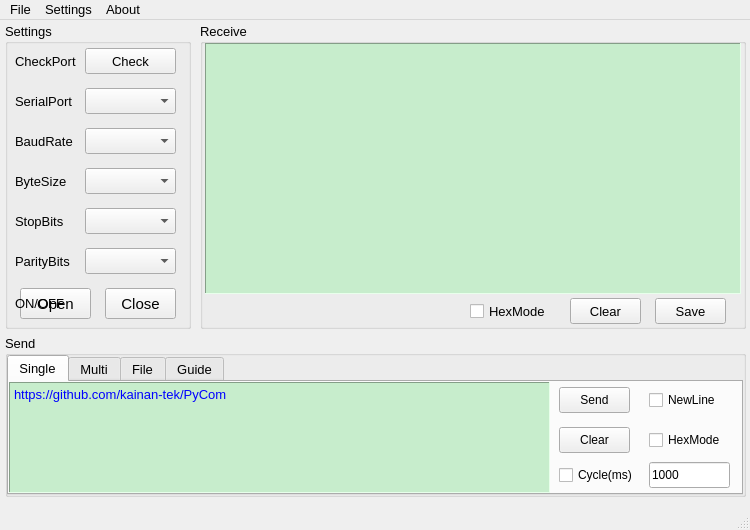
First picture: the form in ui/mainwindow.ui, repository kainan-tek/PyCOM, before the edit.
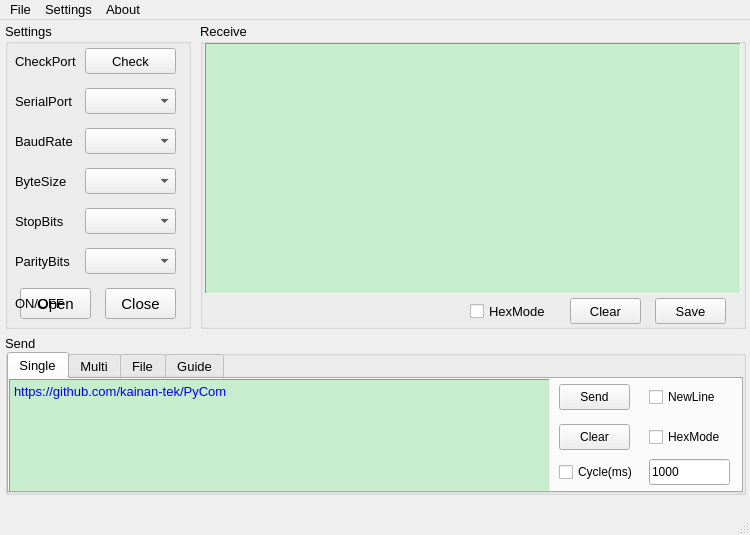
Second picture: the form after the edit.

The edit to the form file:
```diff
--- a/ui/mainwindow.ui
+++ b/ui/mainwindow.ui
@@ -7,7 +7,7 @@
     <x>0</x>
     <y>0</y>
     <width>750</width>
-    <height>530</height>
+    <height>535</height>
    </rect>
   </property>
   <property name="sizePolicy">
@@ -19,13 +19,13 @@
   <property name="minimumSize">
    <size>
     <width>750</width>
-    <height>530</height>
+    <height>535</height>
    </size>
   </property>
   <property name="maximumSize">
    <size>
     <width>750</width>
-    <height>530</height>
+    <height>535</height>
    </size>
   </property>
   <property name="font">
@@ -368,7 +368,7 @@
       <x>5</x>
       <y>315</y>
       <width>741</width>
-      <height>162</height>
+      <height>160</height>
      </rect>
     </property>
     <property name="autoFillBackground">
@@ -384,9 +384,9 @@
      <property name="geometry">
       <rect>
        <x>2</x>
-       <y>20</y>
+       <y>17</y>
        <width>736</width>
-       <height>140</height>
+       <height>141</height>
       </rect>
      </property>
      <property name="autoFillBackground">
@@ -408,7 +408,7 @@
          <x>0</x>
          <y>0</y>
          <width>541</width>
-         <height>111</height>
+         <height>116</height>
         </rect>
        </property>
        <property name="styleSheet">
```
Left out of the diff: 2 changed lines with no effect on the pictures.
